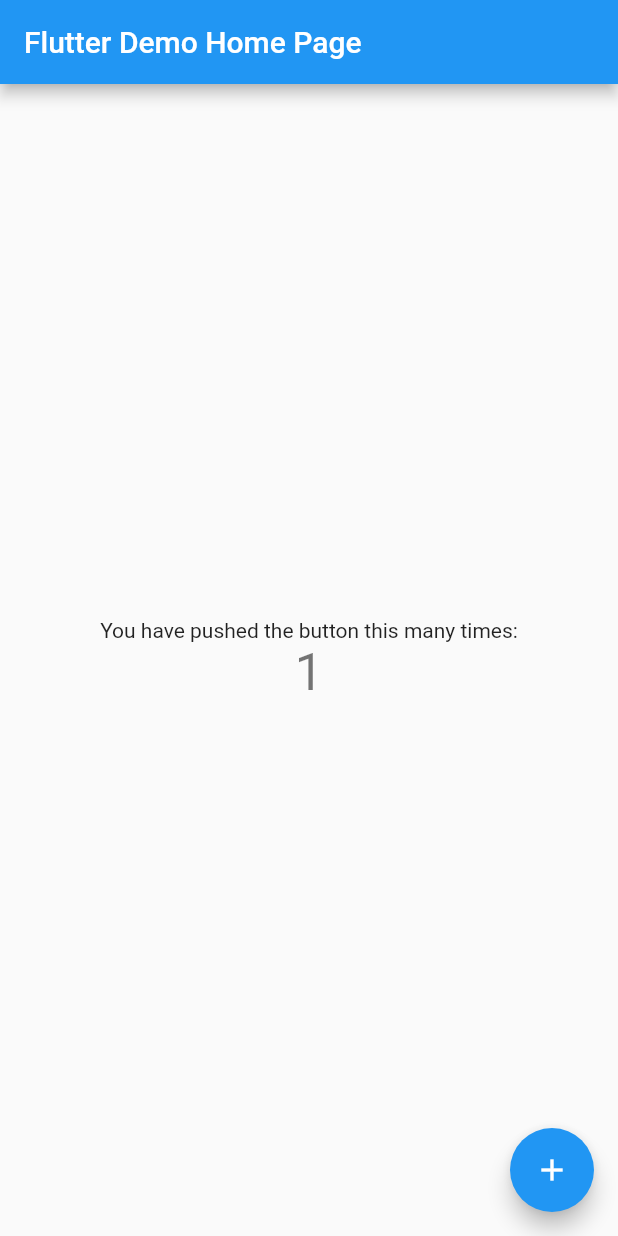
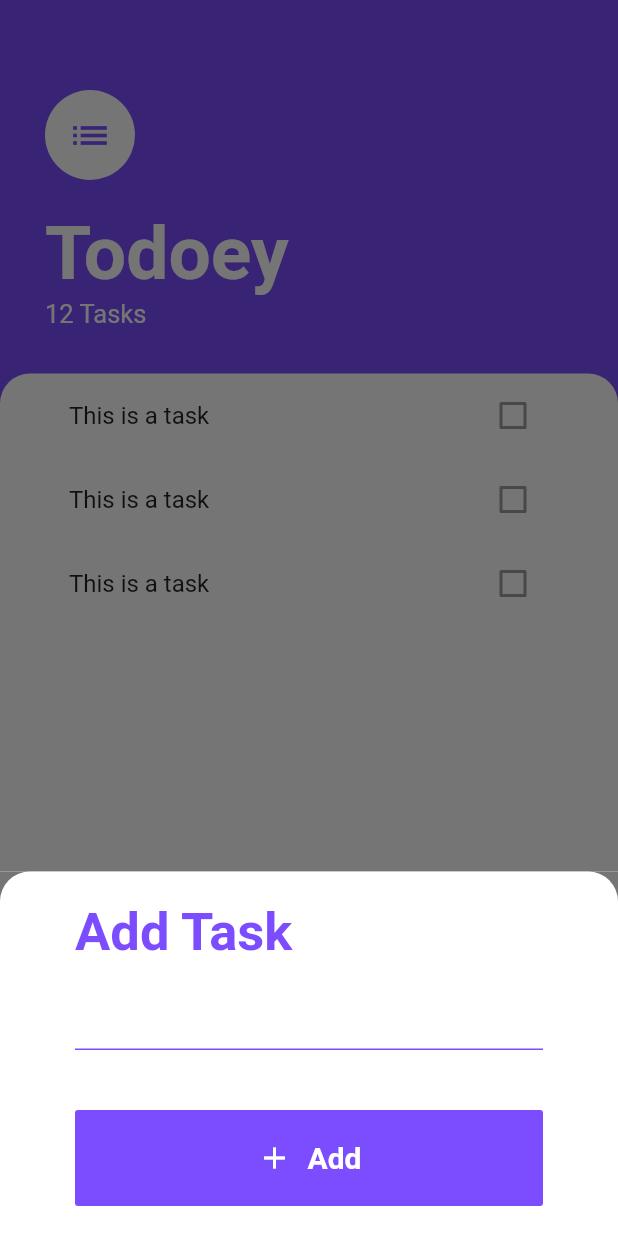
Before and after one commit to jbty/flutter_todoey, a Flutter app: the screen it shows after launch, after a tap on the "add" icon, on a phone screen of 412 x 824 dp. Run offline on Flutter 3.47's test engine with Material 2 defaults, Android fonts, the phone set to English and light mode, and no system bars.

Commit message:
finish static design
Signed-off-by: Jean-Baptiste THERY <jnb.thery@gmail.com>

```diff
--- /dev/null
+++ b/lib/components/task_tile.dart
@@ -0,0 +1,13 @@
+import 'package:flutter/material.dart';
+
+class TaskTile extends StatelessWidget {
+  @override
+  Widget build(BuildContext context) {
+    return ListTile(
+      title: Text("This is a task"),
+      trailing: Checkbox(
+        value: false,
+      ),
+    );
+  }
+}
--- /dev/null
+++ b/lib/components/tasks_list.dart
@@ -0,0 +1,15 @@
+import 'package:flutter/material.dart';
+import 'package:flutter_todoey/components/task_tile.dart';
+
+class TaskList extends StatelessWidget {
+  @override
+  Widget build(BuildContext context) {
+    return ListView(
+      children: <Widget>[
+        TaskTile(),
+        TaskTile(),
+        TaskTile(),
+      ],
+    );
+  }
+}
--- a/lib/main.dart
+++ b/lib/main.dart
@@ -1,117 +1,15 @@
 import 'package:flutter/material.dart';
+import 'package:flutter_todoey/screens/tasks_screen.dart';
 
 void main() {
   runApp(MyApp());
 }
 
 class MyApp extends StatelessWidget {
-  // This widget is the root of your application.
   @override
   Widget build(BuildContext context) {
     return MaterialApp(
-      title: 'Flutter Demo',
-      theme: ThemeData(
-        // This is the theme of your application.
-        //
-        // Try running your application with "flutter run". You'll see the
-        // application has a blue toolbar. Then, without quitting the app, try
-        // changing the primarySwatch below to Colors.green and then invoke
-        // "hot reload" (press "r" in the console where you ran "flutter run",
-        // or simply save your changes to "hot reload" in a Flutter IDE).
-        // Notice that the counter didn't reset back to zero; the application
-        // is not restarted.
-        primarySwatch: Colors.blue,
-        // This makes the visual density adapt to the platform that you run
-        // the app on. For desktop platforms, the controls will be smaller and
-        // closer together (more dense) than on mobile platforms.
-        visualDensity: VisualDensity.adaptivePlatformDensity,
-      ),
-      home: MyHomePage(title: 'Flutter Demo Home Page'),
+      home: TasksScreen(),
     );
   }
 }
-
-class MyHomePage extends StatefulWidget {
-  MyHomePage({Key key, this.title}) : super(key: key);
-
-  // This widget is the home page of your application. It is stateful, meaning
-  // that it has a State object (defined below) that contains fields that affect
-  // how it looks.
-
-  // This class is the configuration for the state. It holds the values (in this
-  // case the title) provided by the parent (in this case the App widget) and
-  // used by the build method of the State. Fields in a Widget subclass are
-  // always marked "final".
-
-  final String title;
-
-  @override
-  _MyHomePageState createState() => _MyHomePageState();
-}
-
-class _MyHomePageState extends State<MyHomePage> {
-  int _counter = 0;
-
-  void _incrementCounter() {
-    setState(() {
-      // This call to setState tells the Flutter framework that something has
-      // changed in this State, which causes it to rerun the build method below
-      // so that the display can reflect the updated values. If we changed
-      // _counter without calling setState(), then the build method would not be
-      // called again, and so nothing would appear to happen.
-      _counter++;
-    });
-  }
-
-  @override
-  Widget build(BuildContext context) {
-    // This method is rerun every time setState is called, for instance as done
-    // by the _incrementCounter method above.
-    //
-    // The Flutter framework has been optimized to make rerunning build methods
-    // fast, so that you can just rebuild anything that needs updating rather
-    // than having to individually change instances of widgets.
-    return Scaffold(
-      appBar: AppBar(
-        // Here we take the value from the MyHomePage object that was created by
-        // the App.build method, and use it to set our appbar title.
-        title: Text(widget.title),
-      ),
-      body: Center(
-        // Center is a layout widget. It takes a single child and positions it
-        // in the middle of the parent.
-        child: Column(
-          // Column is also a layout widget. It takes a list of children and
-          // arranges them vertically. By default, it sizes itself to fit its
-          // children horizontally, and tries to be as tall as its parent.
-          //
-          // Invoke "debug painting" (press "p" in the console, choose the
-          // "Toggle Debug Paint" action from the Flutter Inspector in Android
-          // Studio, or the "Toggle Debug Paint" command in Visual Studio Code)
-          // to see the wireframe for each widget.
-          //
-          // Column has various properties to control how it sizes itself and
-          // how it positions its children. Here we use mainAxisAlignment to
-          // center the children vertically; the main axis here is the vertical
-          // axis because Columns are vertical (the cross axis would be
-          // horizontal).
-          mainAxisAlignment: MainAxisAlignment.center,
-          children: <Widget>[
-            Text(
-              'You have pushed the button this many times:',
-            ),
-            Text(
-              '$_counter',
-              style: Theme.of(context).textTheme.headline4,
-            ),
-          ],
-        ),
-      ),
-      floatingActionButton: FloatingActionButton(
-        onPressed: _incrementCounter,
-        tooltip: 'Increment',
-        child: Icon(Icons.add),
-      ), // This trailing comma makes auto-formatting nicer for build methods.
-    );
-  }
-}
--- /dev/null
+++ b/lib/screens/add_task_screen.dart
@@ -0,0 +1,76 @@
+import 'package:flutter/cupertino.dart';
+import 'package:flutter/material.dart';
+
+class AddTaskScreen extends StatelessWidget {
+  @override
+  Widget build(BuildContext context) {
+    return Container(
+      color: Color(0xff757575),
+      child: Container(
+        decoration: BoxDecoration(
+          color: Colors.white,
+          borderRadius: BorderRadius.only(
+            topLeft: Radius.circular(20.0),
+            topRight: Radius.circular(20.0),
+          ),
+        ),
+        child: Padding(
+          padding: const EdgeInsets.symmetric(vertical: 20.0, horizontal: 50.0),
+          child: Column(
+            crossAxisAlignment: CrossAxisAlignment.stretch,
+            children: <Widget>[
+              Text(
+                "Add Task",
+                style: TextStyle(
+                  fontSize: 35.0,
+                  color: Colors.deepPurpleAccent,
+                  fontWeight: FontWeight.bold,
+                ),
+              ),
+              SizedBox(height: 10.0),
+              TextField(
+                textAlign: TextAlign.center,
+                decoration: InputDecoration(
+                  enabledBorder: UnderlineInputBorder(
+                    borderSide: BorderSide(color: Colors.deepPurpleAccent),
+                  ),
+                  focusedBorder: UnderlineInputBorder(
+                    borderSide: BorderSide(color: Colors.deepPurpleAccent),
+                  ),
+                  border: UnderlineInputBorder(
+                    borderSide: BorderSide(color: Colors.deepPurpleAccent),
+                  ),
+                ),
+              ),
+              SizedBox(height: 40.0),
+              FlatButton(
+                padding: EdgeInsets.symmetric(vertical: 20.0),
+                color: Colors.deepPurpleAccent,
+                textColor: Colors.white,
+                onPressed: () {
+                  /*...*/
+                },
+                child: Row(
+                  mainAxisAlignment: MainAxisAlignment.center,
+                  children: [
+                    Icon(Icons.add),
+                    SizedBox(
+                      width: 10.0,
+                    ),
+                    Text(
+                      "Add",
+                      style: TextStyle(
+                        fontSize: 20.0,
+                        fontWeight: FontWeight.bold,
+                      ),
+                    ),
+                  ],
+                ),
+              ),
+            ],
+          ),
+        ),
+      ),
+    );
+  }
+}
--- /dev/null
+++ b/lib/screens/tasks_screen.dart
@@ -0,0 +1,86 @@
+import 'package:flutter/cupertino.dart';
+import 'package:flutter/material.dart';
+import 'package:flutter_todoey/components/tasks_list.dart';
+import 'package:flutter_todoey/screens/add_task_screen.dart';
+
+class TasksScreen extends StatelessWidget {
+  @override
+  Widget build(BuildContext context) {
+    return Scaffold(
+      backgroundColor: Colors.deepPurpleAccent,
+      floatingActionButton: FloatingActionButton(
+        backgroundColor: Colors.deepPurpleAccent,
+        onPressed: () {
+          showModalBottomSheet(
+            context: context,
+            isScrollControlled: true,
+            builder: (context) => SingleChildScrollView(
+              child: Container(
+                padding: EdgeInsets.only(
+                    bottom: MediaQuery.of(context).viewInsets.bottom),
+                child: AddTaskScreen(),
+              ),
+            ),
+          );
+        },
+        child: Icon(Icons.add),
+      ),
+      body: Column(
+        crossAxisAlignment: CrossAxisAlignment.start,
+        children: [
+          Container(
+            padding:
+                EdgeInsets.only(top: 60, left: 30, right: 30.0, bottom: 30.0),
+            child: Column(
+              crossAxisAlignment: CrossAxisAlignment.start,
+              children: <Widget>[
+                CircleAvatar(
+                  radius: 30.0,
+                  backgroundColor: Colors.white,
+                  child: Icon(
+                    Icons.list,
+                    size: 30.0,
+                    color: Colors.deepPurpleAccent,
+                  ),
+                ),
+                SizedBox(
+                  height: 20.0,
+                ),
+                Text(
+                  'Todoey',
+                  style: TextStyle(
+                    color: Colors.white,
+                    fontSize: 50.0,
+                    fontWeight: FontWeight.w700,
+                  ),
+                ),
+                Text(
+                  '12 Tasks',
+                  style: TextStyle(
+                    color: Colors.white,
+                    fontSize: 17.0,
+                  ),
+                ),
+              ],
+            ),
+          ),
+          Expanded(
+            child: Container(
+              decoration: BoxDecoration(
+                color: Colors.white,
+                borderRadius: BorderRadius.only(
+                  topLeft: Radius.circular(20.0),
+                  topRight: Radius.circular(20.0),
+                ),
+              ),
+              child: Padding(
+                padding: const EdgeInsets.symmetric(horizontal: 30.0),
+                child: TaskList(),
+              ),
+            ),
+          )
+        ],
+      ),
+    );
+  }
+}
```
